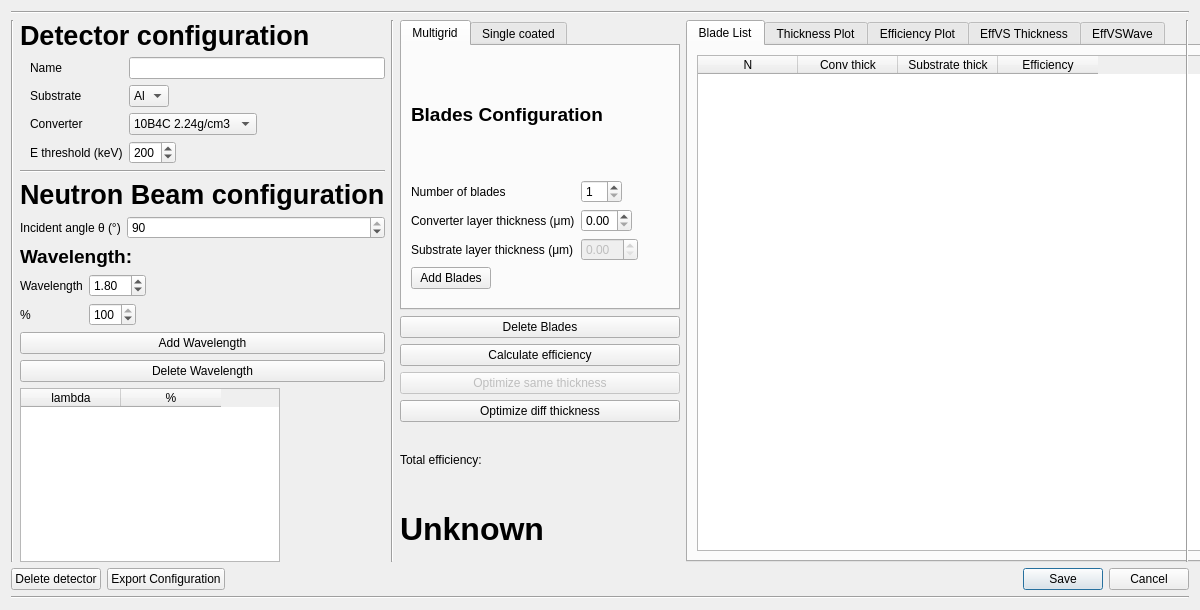
Qt form efficiencyCalculator/detectorDialogTab.ui (ess-dg/dg_efficiencyCalculator) before a commit.
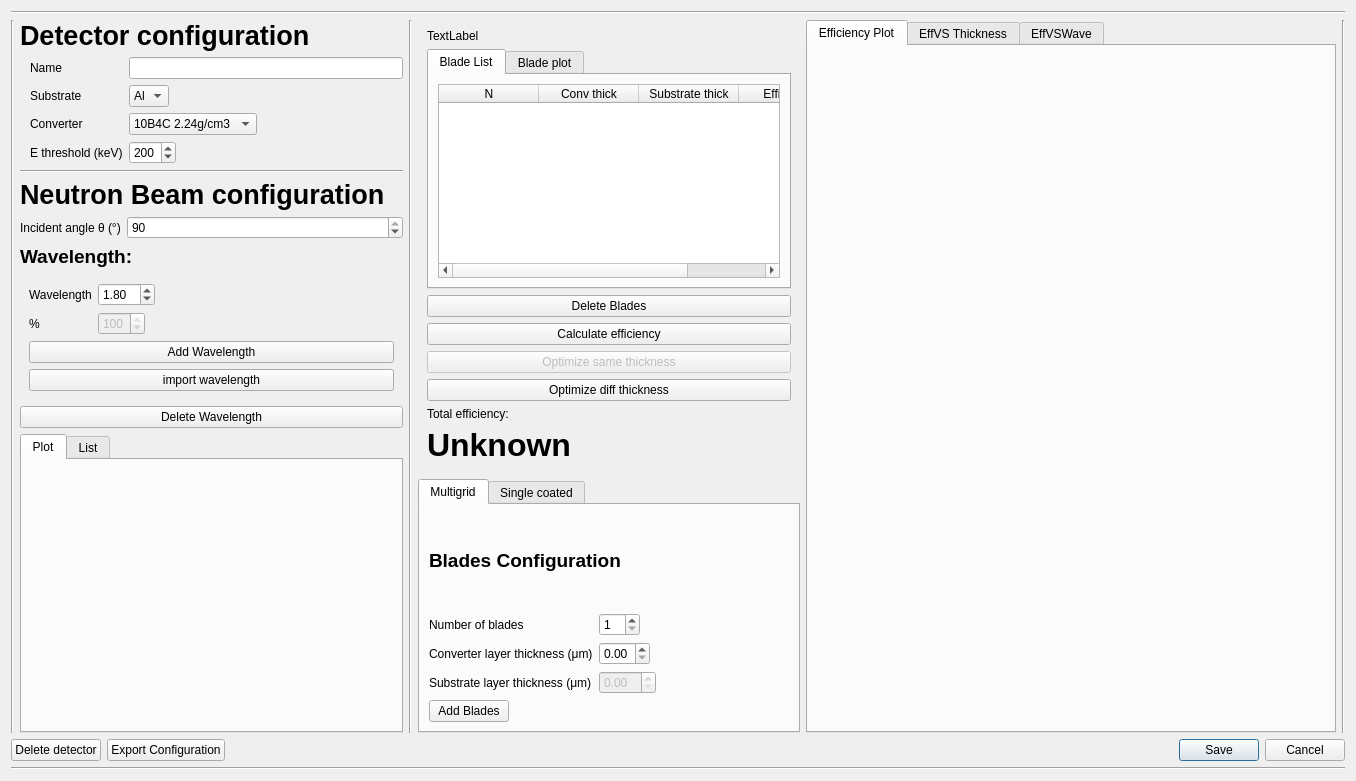
The same form after that commit.

Commit message: Improved user interface when adding blades and wavelength (needs testing and polishing). Added visualization for wavelength in a plot. Added wavelength import from file feature (needs testing with more file import examples)

```diff
--- a/efficiencyCalculator/detectorDialogTab.ui
+++ b/efficiencyCalculator/detectorDialogTab.ui
@@ -2,18 +2,21 @@
 <ui version="4.0">
  <class>Dialog</class>
  <widget class="QDialog" name="Dialog">
+  <property name="enabled">
+   <bool>true</bool>
+  </property>
   <property name="geometry">
    <rect>
     <x>0</x>
     <y>0</y>
-    <width>1200</width>
-    <height>610</height>
+    <width>1356</width>
+    <height>781</height>
    </rect>
   </property>
   <property name="minimumSize">
    <size>
     <width>1200</width>
-    <height>610</height>
+    <height>0</height>
    </size>
   </property>
   <property name="windowTitle">
@@ -184,6 +187,17 @@
               </widget>
              </item>
              <item>
+              <widget class="QWidget" name="waveFormWidget" native="true">
+               <property name="minimumSize">
+                <size>
+                 <width>0</width>
+                 <height>0</height>
+                </size>
+               </property>
+               <layout class="QVBoxLayout" name="verticalLayout_18">
+                <item>
+                 <layout class="QVBoxLayout" name="waveFormLayout">
+                  <item>
               <layout class="QFormLayout" name="formLayout_4">
                <property name="fieldGrowthPolicy">
                 <enum>QFormLayout::FieldsStayAtSizeHint</enum>
@@ -211,6 +225,9 @@
                </item>
                <item row="1" column="1">
                 <widget class="QSpinBox" name="percentPoliSpinBox">
+                      <property name="enabled">
+                       <bool>false</bool>
+                      </property>
                  <property name="maximum">
                   <number>100</number>
                  </property>
@@ -229,6 +246,18 @@
               </widget>
              </item>
              <item>
+                   <widget class="QPushButton" name="importWaveButton">
+                    <property name="text">
+                     <string>import wavelength</string>
+                    </property>
+                   </widget>
+                  </item>
+                 </layout>
+                </item>
+               </layout>
+              </widget>
+             </item>
+             <item>
               <widget class="QPushButton" name="deleteWaveButton">
                <property name="text">
                 <string>Delete Wavelength</string>
@@ -236,6 +265,28 @@
               </widget>
              </item>
              <item>
+              <widget class="QTabWidget" name="waveTabWidget">
+               <property name="currentIndex">
+                <number>0</number>
+               </property>
+               <widget class="QWidget" name="tab_8">
+                <attribute name="title">
+                 <string>Plot</string>
+                </attribute>
+                <layout class="QVBoxLayout" name="verticalLayout_20">
+                 <item>
+                  <layout class="QVBoxLayout" name="wavePlotLayout"/>
+                 </item>
+                </layout>
+                <zorder>lambdaTableWidget</zorder>
+                <zorder>layoutWidget</zorder>
+               </widget>
+               <widget class="QWidget" name="tab_9">
+                <attribute name="title">
+                 <string>List</string>
+                </attribute>
+                <layout class="QVBoxLayout" name="verticalLayout_19">
+                 <item>
               <widget class="QTableWidget" name="lambdaTableWidget">
                <property name="minimumSize">
                 <size>
@@ -268,6 +319,10 @@
               </widget>
              </item>
             </layout>
+               </widget>
+              </widget>
+             </item>
+            </layout>
            </item>
           </layout>
          </item>
@@ -283,7 +338,129 @@
        <item>
         <layout class="QVBoxLayout" name="verticalLayout_8">
          <item>
-          <widget class="QTabWidget" name="tabWidget_3">
+          <widget class="QWidget" name="effWidget" native="true">
+           <property name="minimumSize">
+            <size>
+             <width>0</width>
+             <height>30</height>
+            </size>
+           </property>
+           <layout class="QVBoxLayout" name="verticalLayout_23">
+            <item>
+             <widget class="QLabel" name="bladeClassLabel">
+              <property name="text">
+               <string>TextLabel</string>
+              </property>
+             </widget>
+            </item>
+            <item>
+             <widget class="QTabWidget" name="tabWidget">
+              <property name="currentIndex">
+               <number>0</number>
+              </property>
+              <widget class="QWidget" name="tab_10">
+               <attribute name="title">
+                <string>Blade List</string>
+               </attribute>
+               <layout class="QVBoxLayout" name="verticalLayout_21">
+                <item>
+                 <widget class="QTableWidget" name="BladeTableWidget">
+                  <property name="editTriggers">
+                   <set>QAbstractItemView::DoubleClicked</set>
+                  </property>
+                  <property name="selectionBehavior">
+                   <enum>QAbstractItemView::SelectRows</enum>
+                  </property>
+                  <column>
+                   <property name="text">
+                    <string>N</string>
+                   </property>
+                  </column>
+                  <column>
+                   <property name="text">
+                    <string>Conv thick</string>
+                   </property>
+                  </column>
+                  <column>
+                   <property name="text">
+                    <string>Substrate thick</string>
+                   </property>
+                  </column>
+                  <column>
+                   <property name="text">
+                    <string>Efficiency</string>
+                   </property>
+                  </column>
+                 </widget>
+                </item>
+               </layout>
+              </widget>
+              <widget class="QWidget" name="tab_11">
+               <attribute name="title">
+                <string>Blade plot</string>
+               </attribute>
+               <layout class="QVBoxLayout" name="verticalLayout_22">
+                <item>
+                 <layout class="QVBoxLayout" name="bladePlotLayout"/>
+                </item>
+               </layout>
+              </widget>
+             </widget>
+            </item>
+            <item>
+             <layout class="QVBoxLayout" name="verticalLayout_5">
+              <item>
+               <widget class="QPushButton" name="deleteBladeButton">
+                <property name="text">
+                 <string>Delete Blades</string>
+                </property>
+               </widget>
+              </item>
+              <item>
+               <widget class="QPushButton" name="calculateTotalEffButton">
+                <property name="text">
+                 <string>Calculate efficiency</string>
+                </property>
+               </widget>
+              </item>
+              <item>
+               <widget class="QPushButton" name="optimizeThicknessSameButton">
+                <property name="enabled">
+                 <bool>false</bool>
+                </property>
+                <property name="text">
+                 <string>Optimize same thickness</string>
+                </property>
+               </widget>
+              </item>
+              <item>
+               <widget class="QPushButton" name="optimizeThicknessDiffButton">
+                <property name="text">
+                 <string>Optimize diff thickness</string>
+                </property>
+               </widget>
+              </item>
+             </layout>
+            </item>
+            <item>
+             <widget class="QLabel" name="totaltEfflabel">
+              <property name="text">
+               <string>Total efficiency:</string>
+              </property>
+             </widget>
+            </item>
+            <item>
+             <widget class="QLabel" name="totalEfflabel">
+              <property name="text">
+               <string>&lt;html&gt;&lt;head/&gt;&lt;body&gt;&lt;p&gt;&lt;span style=&quot; font-size:24pt; font-weight:600;&quot;&gt;Unknown&lt;/span&gt;&lt;/p&gt;&lt;/body&gt;&lt;/html&gt;</string>
+              </property>
+             </widget>
+            </item>
+           </layout>
+          </widget>
+         </item>
+         <item>
+          <widget class="QTabWidget" name="bladeTabWidget">
            <property name="minimumSize">
             <size>
              <width>280</width>
@@ -424,59 +601,6 @@
            </widget>
           </widget>
          </item>
-         <item>
-          <layout class="QVBoxLayout" name="verticalLayout_5">
-           <item>
-            <widget class="QPushButton" name="deleteBladeButton">
-             <property name="text">
-              <string>Delete Blades</string>
-             </property>
-            </widget>
-           </item>
-           <item>
-            <widget class="QPushButton" name="calculateTotalEffButton">
-             <property name="text">
-              <string>Calculate efficiency</string>
-             </property>
-            </widget>
-           </item>
-           <item>
-            <widget class="QPushButton" name="optimizeThicknessSameButton">
-             <property name="enabled">
-              <bool>false</bool>
-             </property>
-             <property name="text">
-              <string>Optimize same thickness</string>
-             </property>
-            </widget>
-           </item>
-           <item>
-            <widget class="QPushButton" name="optimizeThicknessDiffButton">
-             <property name="text">
-              <string>Optimize diff thickness</string>
-             </property>
-            </widget>
-           </item>
-          </layout>
-         </item>
-         <item>
-          <layout class="QVBoxLayout" name="verticalLayout_2">
-           <item>
-            <widget class="QLabel" name="totaltEfflabel">
-             <property name="text">
-              <string>Total efficiency:</string>
-             </property>
-            </widget>
-           </item>
-           <item>
-            <widget class="QLabel" name="totalEfflabel">
-             <property name="text">
-              <string>&lt;html&gt;&lt;head/&gt;&lt;body&gt;&lt;p&gt;&lt;span style=&quot; font-size:24pt; font-weight:600;&quot;&gt;Unknown&lt;/span&gt;&lt;/p&gt;&lt;/body&gt;&lt;/html&gt;</string>
-             </property>
-            </widget>
-           </item>
-          </layout>
-         </item>
         </layout>
        </item>
        <item>
@@ -490,53 +614,6 @@
          <property name="currentIndex">
           <number>0</number>
          </property>
-         <widget class="QWidget" name="tab">
-          <attribute name="title">
-           <string>Blade List</string>
-          </attribute>
-          <layout class="QVBoxLayout" name="verticalLayout_10">
-           <item>
-            <widget class="QTableWidget" name="BladeTableWidget">
-             <property name="editTriggers">
-              <set>QAbstractItemView::DoubleClicked</set>
-             </property>
-             <property name="selectionBehavior">
-              <enum>QAbstractItemView::SelectRows</enum>
-             </property>
-             <column>
-              <property name="text">
-               <string>N</string>
-              </property>
-             </column>
-             <column>
-              <property name="text">
-               <string>Conv thick</string>
-              </property>
-             </column>
-             <column>
-              <property name="text">
-               <string>Substrate thick</string>
-              </property>
-             </column>
-             <column>
-              <property name="text">
-               <string>Efficiency</string>
-              </property>
-             </column>
-            </widget>
-           </item>
-          </layout>
-         </widget>
-         <widget class="QWidget" name="tab_3">
-          <attribute name="title">
-           <string>Thickness Plot</string>
-          </attribute>
-          <layout class="QVBoxLayout" name="verticalLayout_11">
-           <item>
-            <layout class="QVBoxLayout" name="bladePlotLayout"/>
-           </item>
-          </layout>
-         </widget>
          <widget class="QWidget" name="tab_4">
           <attribute name="title">
            <string>Efficiency Plot</string>
```
Lines whose indentation alone changed are shown as unchanged. The commit also changes 2 other files.
